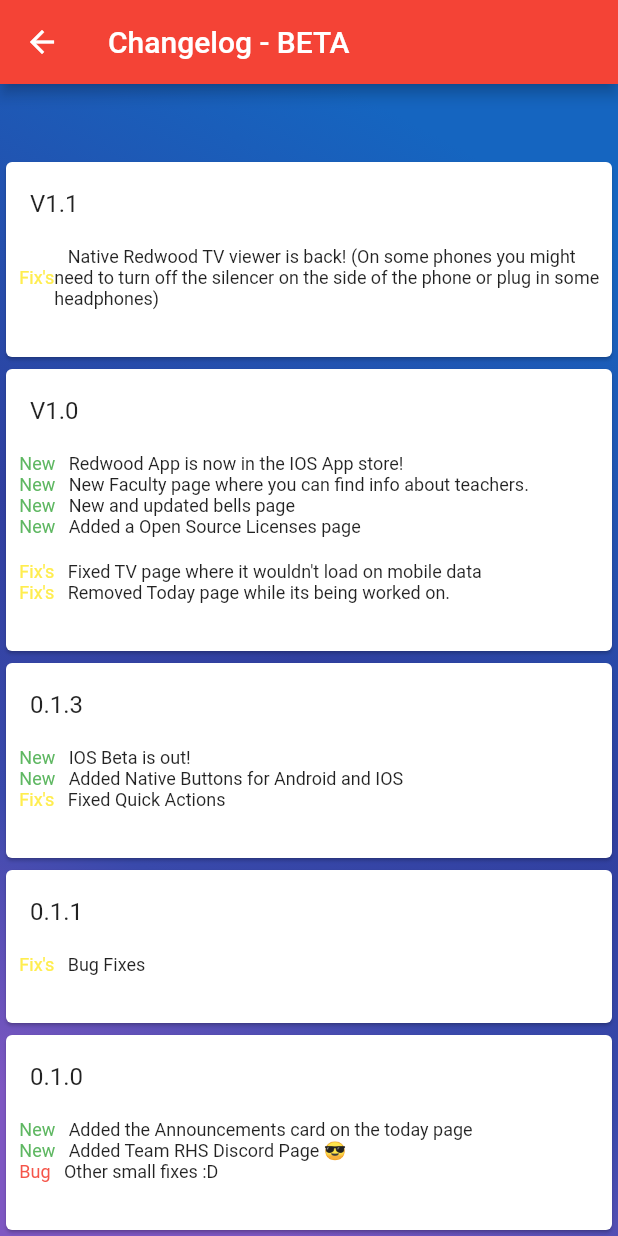
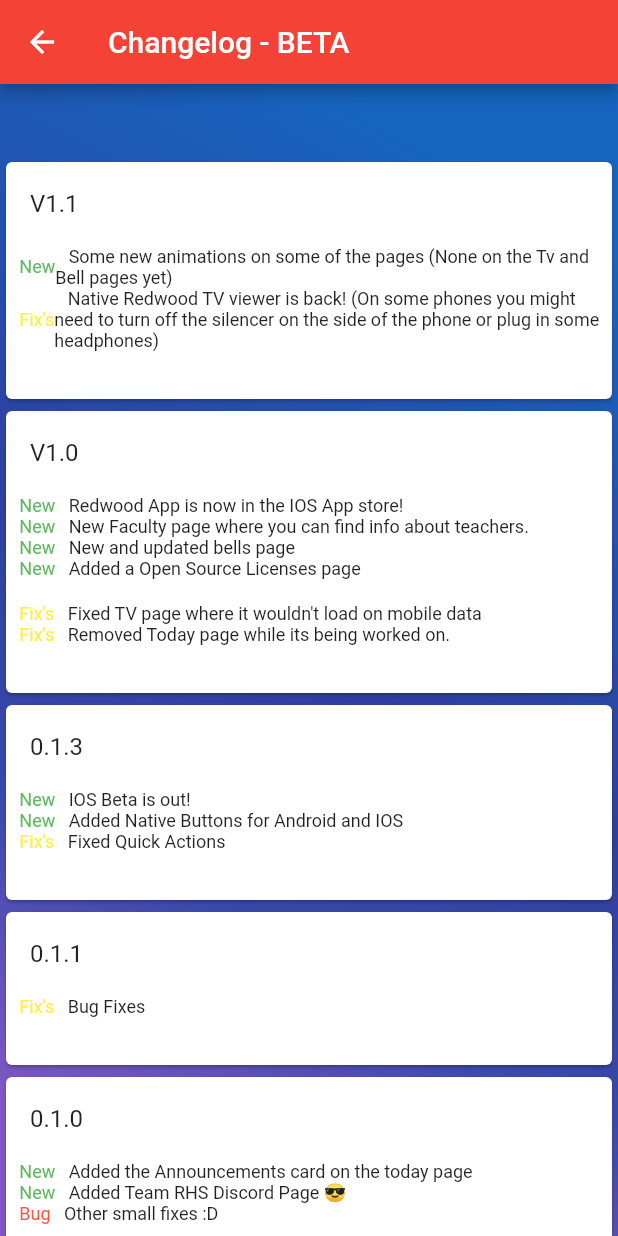
Before and after one commit to partnercloudsupport/Redwood, a Flutter app: the changelog screen opened by its route, on a phone screen of 412 x 824 dp. Run offline on Flutter 3.47's test engine with Material 2 defaults, Android fonts, the phone set to English and light mode, and no system bars; our stand-ins replace cloud_firestore, connectivity, firebase_auth, firebase_database, firebase_messaging, firebase_remote_config and 6 more; missing offline and left inert: flutter_villains, flutter_youtube, quick_actions, scalable_image; accounts and stored records are empty; network calls fail.

Commit message:
new animations
Some new animations on some of the pages (None on the Tv and Bell pages yet)

```diff
--- a/lib/main.dart
+++ b/lib/main.dart
@@ -33,6 +33,7 @@
 import 'package:firebase_auth/firebase_auth.dart';
 //import 'package:google_sign_in/google_sign_in.dart';
 import 'package:cloud_firestore/cloud_firestore.dart';
+import 'package:flutter_villains/villain.dart';
 
 void main() => runApp(new MaterialApp(
       title: 'Redwood',
@@ -42,6 +43,7 @@
           primaryColor: Colors.red,
           backgroundColor: Colors.white),
       home: new Tabs(),
+      navigatorObservers: [new VillainTransitionObserver()],
       debugShowCheckedModeBanner: false,
       onGenerateRoute: (RouteSettings settings) {
         switch (settings.name) {
@@ -551,13 +553,7 @@
           body: new ListView.builder(
               itemCount: data == null ? 0 : data.length,
               itemBuilder: (BuildContext context, int index) {
-                return AnimatedOpacity(
-                  // If the Widget should be visible, animate to 1.0 (fully visible). If
-                  // the Widget should be hidden, animate to 0.0 (invisible).
-                  opacity:  1.0,
-                  duration: Duration(milliseconds: 300),
-                  // The green box needs to be the child of the AnimatedOpacity
-                  child: new Card(
+                return new Card(
                   child: new Column(
                     mainAxisSize: MainAxisSize.min,
                     children: <Widget>[
@@ -586,18 +582,17 @@
                             new PlatformSwitcher(
                               iOSChild: new FlatButton(
                                 child: const Text('Watch'),
-                                  onPressed: playYoutubeVideo,
+                                onPressed: VidURL,
                               ),
                               androidChild: new FlatButton(
                                 child: const Text('Watch'),
-                                  onPressed: VidURL,
+                                onPressed: playYoutubeVideo,
                               ),
                             ),
                           ],
                         ),
                       ),
                     ],
-                    ),
                   ),
                 );
               }));
--- a/lib/screens/about.dart
+++ b/lib/screens/about.dart
@@ -2,6 +2,7 @@
 import 'package:url_launcher/url_launcher.dart';
 import 'package:font_awesome_flutter/font_awesome_flutter.dart';
 import 'package:native_widgets/native_widgets.dart';
+import 'package:flutter_villains/villain.dart';
 
 class About extends StatelessWidget {
   @override
@@ -38,7 +39,14 @@
           ),
           child: new ListView(
             children: <Widget>[
-              new Column(
+              new Villain(
+                villainAnimation: VillainAnimation.fromRight(
+                  from: Duration(milliseconds: 50),
+                  to: Duration(milliseconds: 150),
+                ),
+                animateExit: false,
+                secondaryVillainAnimation: VillainAnimation.fade(),
+                child: new Column(
                   mainAxisAlignment: MainAxisAlignment.center,
                   children: <Widget>[
                     new Text('\n\n'),
@@ -225,6 +233,7 @@
 //                  new Text('\n'),
                   ],
                 )
+              ),
             ],
           ),
         ),
--- a/lib/screens/changelog.dart
+++ b/lib/screens/changelog.dart
@@ -49,6 +49,22 @@
                         new ListTile(
                           title:
                           new Text('V1.1'),
+                        ),
+                        new Row(
+                          mainAxisAlignment: MainAxisAlignment.spaceEvenly,
+                          children: [
+                            new Text(
+                              '   New',
+                              style: new TextStyle(
+                                  color: Colors.green.withOpacity(0.9),
+                                  fontSize: 12.0),
+                            ),
+                            const Expanded(
+                                child: const Text(
+                                  '   Some new animations on some of the pages (None on the Tv and Bell pages yet)',
+                                  style: const TextStyle(fontSize: 12.0),
+                                )),
+                          ],
                         ),
                         new Row(
                           mainAxisAlignment: MainAxisAlignment.spaceEvenly,
--- a/lib/tabs/home.dart
+++ b/lib/tabs/home.dart
@@ -1,6 +1,7 @@
 import 'package:flutter/material.dart';
 import 'package:native_widgets/native_widgets.dart';
 import 'package:url_launcher/url_launcher.dart';
+import 'package:flutter_villains/villain.dart';
 
 class Home extends StatelessWidget {
   @override
--- a/pubspec.yaml
+++ b/pubspec.yaml
@@ -26,6 +26,7 @@
   native_ui: "^0.0.4"
   #material_search: "^0.2.7"
   #google_sign_in: "^3.0.4"
+  flutter_villains: "^1.0.0"
   flutter_localizations:
       sdk: flutter
 
```
Also changed, not shown: lib/screens/contact_details.dart (+11 -1 lines), lib/screens/directory.dart (+9 -1 lines). Lines whose indentation alone changed are shown as unchanged.
